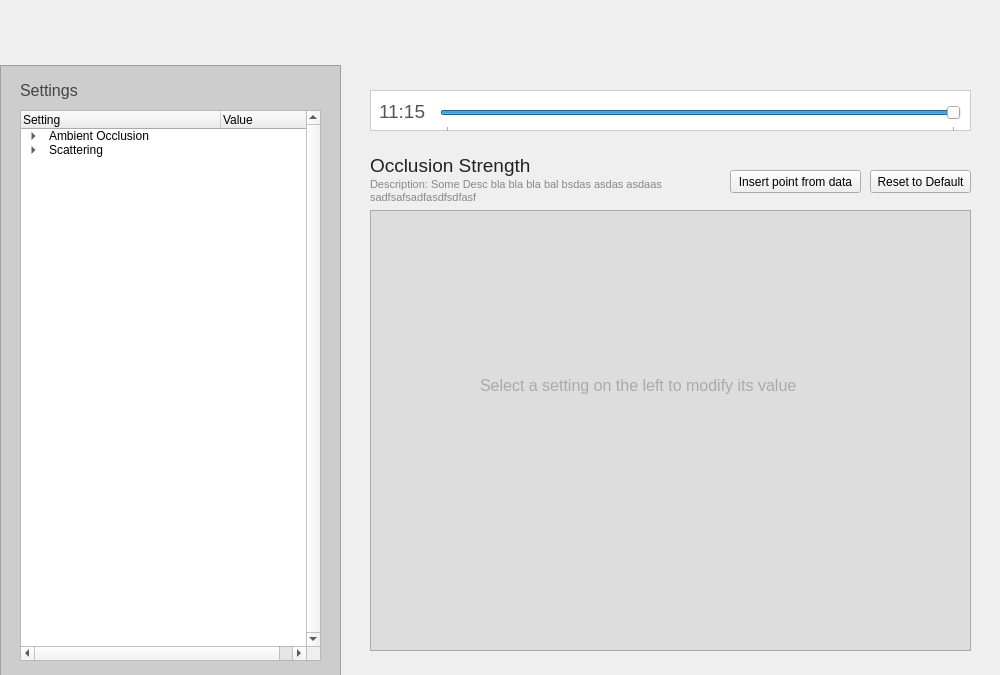
Before: the Qt Designer form toolkit/day_time_editor/ui/main_window.ui in tobspr/RenderPipeline, drawn with Qt 5.
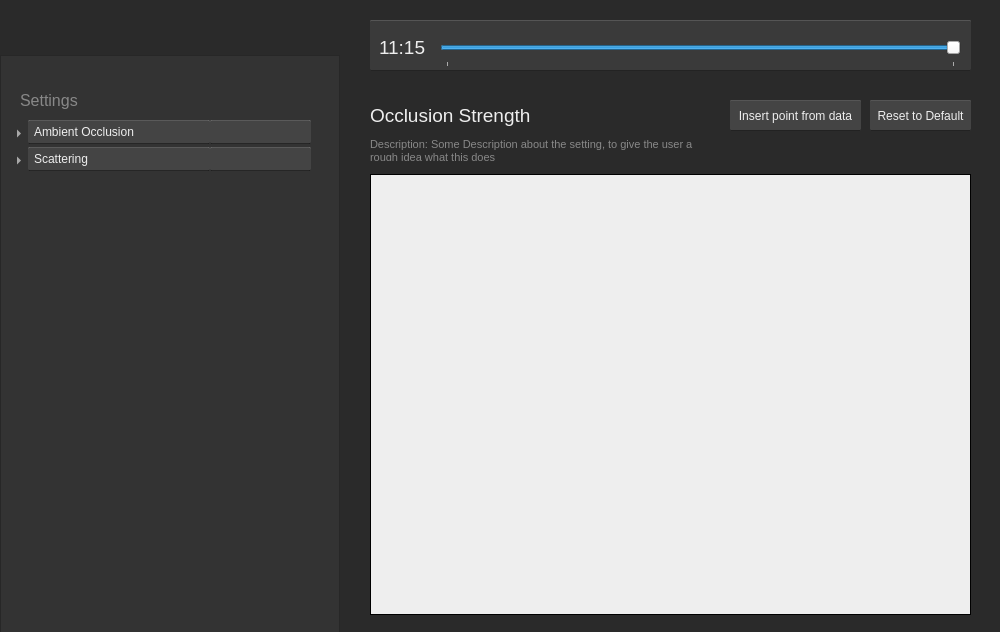
After: the same form once the commit is applied. Icons and pictures are not drawn.

Commit message: New tools ui, several improvements, update readme

```diff
--- a/toolkit/day_time_editor/ui/main_window.ui
+++ b/toolkit/day_time_editor/ui/main_window.ui
@@ -7,21 +7,436 @@
     <x>0</x>
     <y>0</y>
     <width>1000</width>
-    <height>675</height>
+    <height>632</height>
    </rect>
   </property>
   <property name="minimumSize">
    <size>
     <width>1000</width>
-    <height>675</height>
+    <height>632</height>
    </size>
   </property>
   <property name="maximumSize">
    <size>
     <width>1000</width>
-    <height>675</height>
+    <height>632</height>
    </size>
   </property>
+  <property name="palette">
+   <palette>
+    <active>
+     <colorrole role="WindowText">
+      <brush brushstyle="SolidPattern">
+       <color alpha="255">
+        <red>255</red>
+        <green>255</green>
+        <blue>255</blue>
+       </color>
+      </brush>
+     </colorrole>
+     <colorrole role="Button">
+      <brush brushstyle="SolidPattern">
+       <color alpha="255">
+        <red>42</red>
+        <green>42</green>
+        <blue>42</blue>
+       </color>
+      </brush>
+     </colorrole>
+     <colorrole role="Light">
+      <brush brushstyle="SolidPattern">
+       <color alpha="255">
+        <red>63</red>
+        <green>63</green>
+        <blue>63</blue>
+       </color>
+      </brush>
+     </colorrole>
+     <colorrole role="Midlight">
+      <brush brushstyle="SolidPattern">
+       <color alpha="255">
+        <red>52</red>
+        <green>52</green>
+        <blue>52</blue>
+       </color>
+      </brush>
+     </colorrole>
+     <colorrole role="Dark">
+      <brush brushstyle="SolidPattern">
+       <color alpha="255">
+        <red>21</red>
+        <green>21</green>
+        <blue>21</blue>
+       </color>
+      </brush>
+     </colorrole>
+     <colorrole role="Mid">
+      <brush brushstyle="SolidPattern">
+       <color alpha="255">
+        <red>28</red>
+        <green>28</green>
+        <blue>28</blue>
+       </color>
+      </brush>
+     </colorrole>
+     <colorrole role="Text">
+      <brush brushstyle="SolidPattern">
+       <color alpha="255">
+        <red>255</red>
+        <green>255</green>
+        <blue>255</blue>
+       </color>
+      </brush>
+     </colorrole>
+     <colorrole role="BrightText">
+      <brush brushstyle="SolidPattern">
+       <color alpha="255">
+        <red>255</red>
+        <green>255</green>
+        <blue>255</blue>
+       </color>
+      </brush>
+     </colorrole>
+     <colorrole role="ButtonText">
+      <brush brushstyle="SolidPattern">
+       <color alpha="255">
+        <red>255</red>
+        <green>255</green>
+        <blue>255</blue>
+       </color>
+      </brush>
+     </colorrole>
+     <colorrole role="Base">
+      <brush brushstyle="SolidPattern">
+       <color alpha="255">
+        <red>0</red>
+        <green>0</green>
+        <blue>0</blue>
+       </color>
+      </brush>
+     </colorrole>
+     <colorrole role="Window">
+      <brush brushstyle="SolidPattern">
+       <color alpha="255">
+        <red>42</red>
+        <green>42</green>
+        <blue>42</blue>
+       </color>
+      </brush>
+     </colorrole>
+     <colorrole role="Shadow">
+      <brush brushstyle="SolidPattern">
+       <color alpha="255">
+        <red>0</red>
+        <green>0</green>
+        <blue>0</blue>
+       </color>
+      </brush>
+     </colorrole>
+     <colorrole role="AlternateBase">
+      <brush brushstyle="SolidPattern">
+       <color alpha="255">
+        <red>21</red>
+        <green>21</green>
+        <blue>21</blue>
+       </color>
+      </brush>
+     </colorrole>
+     <colorrole role="ToolTipBase">
+      <brush brushstyle="SolidPattern">
+       <color alpha="255">
+        <red>255</red>
+        <green>255</green>
+        <blue>220</blue>
+       </color>
+      </brush>
+     </colorrole>
+     <colorrole role="ToolTipText">
+      <brush brushstyle="SolidPattern">
+       <color alpha="255">
+        <red>0</red>
+        <green>0</green>
+        <blue>0</blue>
+       </color>
+      </brush>
+     </colorrole>
+    </active>
+    <inactive>
+     <colorrole role="WindowText">
+      <brush brushstyle="SolidPattern">
+       <color alpha="255">
+        <red>255</red>
+        <green>255</green>
+        <blue>255</blue>
+       </color>
+      </brush>
+     </colorrole>
+     <colorrole role="Button">
+      <brush brushstyle="SolidPattern">
+       <color alpha="255">
+        <red>42</red>
+        <green>42</green>
+        <blue>42</blue>
+       </color>
+      </brush>
+     </colorrole>
+     <colorrole role="Light">
+      <brush brushstyle="SolidPattern">
+       <color alpha="255">
+        <red>63</red>
+        <green>63</green>
+        <blue>63</blue>
+       </color>
+      </brush>
+     </colorrole>
+     <colorrole role="Midlight">
+      <brush brushstyle="SolidPattern">
+       <color alpha="255">
+        <red>52</red>
+        <green>52</green>
+        <blue>52</blue>
+       </color>
+      </brush>
+     </colorrole>
+     <colorrole role="Dark">
+      <brush brushstyle="SolidPattern">
+       <color alpha="255">
+        <red>21</red>
+        <green>21</green>
+        <blue>21</blue>
+       </color>
+      </brush>
+     </colorrole>
+     <colorrole role="Mid">
+      <brush brushstyle="SolidPattern">
+       <color alpha="255">
+        <red>28</red>
+        <green>28</green>
+        <blue>28</blue>
+       </color>
+      </brush>
+     </colorrole>
+     <colorrole role="Text">
+      <brush brushstyle="SolidPattern">
+       <color alpha="255">
+        <red>255</red>
+        <green>255</green>
+        <blue>255</blue>
+       </color>
+      </brush>
+     </colorrole>
+     <colorrole role="BrightText">
+      <brush brushstyle="SolidPattern">
+       <color alpha="255">
+        <red>255</red>
+        <green>255</green>
+        <blue>255</blue>
+       </color>
+      </brush>
+     </colorrole>
+     <colorrole role="ButtonText">
+      <brush brushstyle="SolidPattern">
+       <color alpha="255">
+        <red>255</red>
+        <green>255</green>
+        <blue>255</blue>
+       </color>
+      </brush>
+     </colorrole>
+     <colorrole role="Base">
+      <brush brushstyle="SolidPattern">
+       <color alpha="255">
+        <red>0</red>
+        <green>0</green>
+        <blue>0</blue>
+       </color>
+      </brush>
+     </colorrole>
+     <colorrole role="Window">
+      <brush brushstyle="SolidPattern">
+       <color alpha="255">
+        <red>42</red>
+        <green>42</green>
+        <blue>42</blue>
+       </color>
+      </brush>
+     </colorrole>
+     <colorrole role="Shadow">
+      <brush brushstyle="SolidPattern">
+       <color alpha="255">
+        <red>0</red>
+        <green>0</green>
+        <blue>0</blue>
+       </color>
+      </brush>
+     </colorrole>
+     <colorrole role="AlternateBase">
+      <brush brushstyle="SolidPattern">
+       <color alpha="255">
+        <red>21</red>
+        <green>21</green>
+        <blue>21</blue>
+       </color>
+      </brush>
+     </colorrole>
+     <colorrole role="ToolTipBase">
+      <brush brushstyle="SolidPattern">
+       <color alpha="255">
+        <red>255</red>
+        <green>255</green>
+        <blue>220</blue>
+       </color>
+      </brush>
+     </colorrole>
+     <colorrole role="ToolTipText">
+      <brush brushstyle="SolidPattern">
+       <color alpha="255">
+        <red>0</red>
+        <green>0</green>
+        <blue>0</blue>
+       </color>
+      </brush>
+     </colorrole>
+    </inactive>
+    <disabled>
+     <colorrole role="WindowText">
+      <brush brushstyle="SolidPattern">
+       <color alpha="255">
+        <red>21</red>
+        <green>21</green>
+        <blue>21</blue>
+       </color>
+      </brush>
+     </colorrole>
+     <colorrole role="Button">
+      <brush brushstyle="SolidPattern">
+       <color alpha="255">
+        <red>42</red>
+        <green>42</green>
+        <blue>42</blue>
+       </color>
+      </brush>
+     </colorrole>
+     <colorrole role="Light">
+      <brush brushstyle="SolidPattern">
+       <color alpha="255">
+        <red>63</red>
+        <green>63</green>
+        <blue>63</blue>
+       </color>
+      </brush>
+     </colorrole>
+     <colorrole role="Midlight">
+      <brush brushstyle="SolidPattern">
+       <color alpha="255">
+        <red>52</red>
+        <green>52</green>
+        <blue>52</blue>
+       </color>
+      </brush>
+     </colorrole>
+     <colorrole role="Dark">
+      <brush brushstyle="SolidPattern">
+       <color alpha="255">
+        <red>21</red>
+        <green>21</green>
+        <blue>21</blue>
+       </color>
+      </brush>
+     </colorrole>
+     <colorrole role="Mid">
+      <brush brushstyle="SolidPattern">
+       <color alpha="255">
+        <red>28</red>
+        <green>28</green>
+        <blue>28</blue>
+       </color>
+      </brush>
+     </colorrole>
+     <colorrole role="Text">
+      <brush brushstyle="SolidPattern">
+       <color alpha="255">
+        <red>21</red>
+        <green>21</green>
+        <blue>21</blue>
+       </color>
+      </brush>
+     </colorrole>
+     <colorrole role="BrightText">
+      <brush brushstyle="SolidPattern">
+       <color alpha="255">
+        <red>255</red>
+        <green>255</green>
+        <blue>255</blue>
+       </color>
+      </brush>
+     </colorrole>
+     <colorrole role="ButtonText">
+      <brush brushstyle="SolidPattern">
+       <color alpha="255">
+        <red>21</red>
+        <green>21</green>
+        <blue>21</blue>
+       </color>
+      </brush>
+     </colorrole>
+     <colorrole role="Base">
+      <brush brushstyle="SolidPattern">
+       <color alpha="255">
+        <red>42</red>
+        <green>42</green>
+        <blue>42</blue>
+       </color>
+      </brush>
+     </colorrole>
+     <colorrole role="Window">
+      <brush brushstyle="SolidPattern">
+       <color alpha="255">
+        <red>42</red>
+        <green>42</green>
+        <blue>42</blue>
+       </color>
+      </brush>
+     </colorrole>
+     <colorrole role="Shadow">
+      <brush brushstyle="SolidPattern">
+       <color alpha="255">
+        <red>0</red>
+        <green>0</green>
+        <blue>0</blue>
+       </color>
+      </brush>
+     </colorrole>
+     <colorrole role="AlternateBase">
+      <brush brushstyle="SolidPattern">
+       <color alpha="255">
+        <red>42</red>
+        <green>42</green>
+        <blue>42</blue>
+       </color>
+      </brush>
+     </colorrole>
+     <colorrole role="ToolTipBase">
+      <brush brushstyle="SolidPattern">
+       <color alpha="255">
+        <red>255</red>
+        <green>255</green>
+        <blue>220</blue>
+       </color>
+      </brush>
+     </colorrole>
+     <colorrole role="ToolTipText">
+      <brush brushstyle="SolidPattern">
+       <color alpha="255">
+        <red>0</red>
+        <green>0</green>
+        <blue>0</blue>
+       </color>
+      </brush>
+     </colorrole>
+    </disabled>
+   </palette>
+  </property>
   <property name="windowTitle">
    <string>Day Time Editor</string>
   </property>
@@ -29,14 +444,17 @@
    <iconset resource="resources.qrc">
     <normaloff>:/res/res/icon.png</normaloff>:/res/res/icon.png</iconset>
   </property>
+  <property name="autoFillBackground">
+   <bool>true</bool>
+  </property>
   <widget class="QWidget" name="centralwidget">
    <widget class="QLabel" name="label">
     <property name="geometry">
      <rect>
       <x>0</x>
-      <y>0</y>
+      <y>-4</y>
       <width>1000</width>
-      <height>65</height>
+      <height>80</height>
      </rect>
     </property>
     <property name="minimumSize">
@@ -61,14 +479,51 @@
    <widget class="QTreeWidget" name="settings_tree">
     <property name="geometry">
      <rect>
-      <x>20</x>
-      <y>110</y>
+      <x>10</x>
+      <y>120</y>
       <width>301</width>
-      <height>551</height>
+      <height>491</height>
      </rect>
     </property>
+    <property name="styleSheet">
+     <string notr="true">QTreeView {
+    background: #333;
+	border: 0;
+	color: #eee;
+}
+
+QTreeView::item {
+	background: #444;
+	padding: 4px 3px;
+	outline: 0 !important;
+	margin-bottom: 3px;
+	border-top: 1px solid rgba(255, 255, 255, 40);
+	border-bottom: 1px solid  rgba(0, 0, 0, 90);
+	border-radius: 1px;
+	outline: none;
+
+}
+
+QTreeView::item:hover {
+background: #494949;
+}
+
+QTreeView::item:selected {
+background: #2c6893;
+border-top: 1px solid #3680b4;
+border-bottom: 1px solid #25577a;
+outline: none !important;
+color: #eee;
+}
+
+* {
+outline: 0;
+}
+
+</string>
+    </property>
     <property name="verticalScrollBarPolicy">
-     <enum>Qt::ScrollBarAlwaysOn</enum>
+     <enum>Qt::ScrollBarAsNeeded</enum>
     </property>
     <property name="editTriggers">
      <set>QAbstractItemView::NoEditTriggers</set>
@@ -76,11 +531,14 @@
     <property name="showDropIndicator" stdset="0">
      <bool>false</bool>
     </property>
+    <property name="alternatingRowColors">
+     <bool>false</bool>
+    </property>
     <property name="selectionBehavior">
      <enum>QAbstractItemView::SelectRows</enum>
     </property>
     <property name="indentation">
-     <number>25</number>
+     <number>18</number>
     </property>
     <property name="rootIsDecorated">
      <bool>true</bool>
@@ -100,6 +558,12 @@
     <property name="wordWrap">
      <bool>true</bool>
     </property>
+    <property name="headerHidden">
+     <bool>true</bool>
+    </property>
+    <attribute name="headerVisible">
+     <bool>false</bool>
+    </attribute>
     <attribute name="headerCascadingSectionResizes">
      <bool>false</bool>
     </attribute>
@@ -169,9 +633,9 @@
     <property name="geometry">
      <rect>
       <x>370</x>
-      <y>150</y>
+      <y>80</y>
       <width>621</width>
-      <height>521</height>
+      <height>551</height>
      </rect>
     </property>
     <property name="frameShape">
@@ -184,7 +648,7 @@
      <property name="geometry">
       <rect>
        <x>0</x>
-       <y>0</y>
+       <y>20</y>
        <width>221</width>
        <height>31</height>
       </rect>
@@ -196,7 +660,7 @@
       </font>
      </property>
      <property name="styleSheet">
-      <string notr="true">color: #222;</string>
+      <string notr="true">color: #eee;</string>
      </property>
      <property name="text">
       <string>Occlusion Strength</string>
@@ -208,9 +672,15 @@
        <x>500</x>
        <y>20</y>
        <width>101</width>
-       <height>23</height>
+       <height>31</height>
       </rect>
      </property>
+     <property name="styleSheet">
+      <string notr="true">background: #444; border: 0; color: #eee;
+border-radius: 1px;
+border-top: 1px solid #555;
+border-bottom: 1px solid #222;</string>
+     </property>
      <property name="text">
       <string>Reset to Default</string>
      </property>
@@ -219,14 +689,14 @@
      <property name="geometry">
       <rect>
        <x>0</x>
-       <y>60</y>
+       <y>94</y>
        <width>601</width>
        <height>441</height>
       </rect>
      </property>
      <property name="styleSheet">
       <string notr="true">QFrame {
-background: #ddd;border: 1px solid #aaa;
+background: #eee;border: 1px solid #000;
 }</string>
      </property>
      <property name="frameShape">
@@ -255,7 +725,7 @@
      <property name="geometry">
       <rect>
        <x>0</x>
-       <y>30</y>
+       <y>60</y>
        <width>351</width>
        <height>21</height>
       </rect>
@@ -269,8 +739,7 @@
       <string notr="true">color: #888;</string>
      </property>
      <property name="text">
-      <string>Description: Some Desc bla bla bla bal bsdas asdas asdaas 
-sadfsafsadfasdfsdfasf</string>
+      <string>Description: Some Description about the setting, to give the user a rough idea what this does </string>
      </property>
      <property name="wordWrap">
       <bool>true</bool>
@@ -282,9 +751,15 @@
        <x>360</x>
        <y>20</y>
        <width>131</width>
-       <height>23</height>
+       <height>31</height>
       </rect>
      </property>
+     <property name="styleSheet">
+      <string notr="true">background: #444; border: 0; color: #eee;
+border-radius: 1px;
+border-top: 1px solid #555;
+border-bottom: 1px solid #222;</string>
+     </property>
      <property name="text">
       <string>Insert point from data</string>
      </property>
@@ -294,13 +769,13 @@
     <property name="geometry">
      <rect>
       <x>0</x>
-      <y>65</y>
-      <width>341</width>
-      <height>611</height>
+      <y>55</y>
+      <width>340</width>
+      <height>581</height>
      </rect>
     </property>
     <property name="styleSheet">
-     <string notr="true">background: #cdcdcd; border-right: 1px solid #aaa;</string>
+     <string notr="true">background: #333;</string>
     </property>
     <property name="frameShape">
      <enum>QFrame::StyledPanel</enum>
@@ -312,7 +787,7 @@
      <property name="geometry">
       <rect>
        <x>20</x>
-       <y>10</y>
+       <y>30</y>
        <width>121</width>
        <height>31</height>
       </rect>
@@ -324,7 +799,7 @@
       </font>
      </property>
      <property name="styleSheet">
-      <string notr="true">color: #444; border: 0;</string>
+      <string notr="true">color: #888; border: 0;</string>
      </property>
      <property name="text">
       <string>Settings</string>
@@ -335,13 +810,18 @@
     <property name="geometry">
      <rect>
       <x>370</x>
-      <y>90</y>
+      <y>20</y>
       <width>601</width>
-      <height>41</height>
+      <height>51</height>
      </rect>
     </property>
     <property name="styleSheet">
-     <string notr="true">QFrame {background: #fff;border: 1px solid #ccc;}
+     <string notr="true">QFrame {
+	background: #3a3a3a;
+	border-radius: 1px;
+	border-top: 1px solid #555;
+	border-bottom: 1px solid #232323;
+}
 QLabel {border: 0;}</string>
     </property>
     <property name="frameShape">
@@ -354,7 +834,7 @@
      <property name="geometry">
       <rect>
        <x>70</x>
-       <y>11</y>
+       <y>16</y>
        <width>521</width>
        <height>31</height>
       </rect>
@@ -388,7 +868,7 @@
      <property name="geometry">
       <rect>
        <x>9</x>
-       <y>6</y>
+       <y>12</y>
        <width>51</width>
        <height>31</height>
       </rect>
@@ -401,7 +881,7 @@
       </font>
      </property>
      <property name="styleSheet">
-      <string notr="true">color: #555;</string>
+      <string notr="true">color: #eee;</string>
      </property>
      <property name="text">
       <string>11:15</string>
@@ -423,7 +903,7 @@
      </font>
     </property>
     <property name="styleSheet">
-     <string notr="true">color: #aaa;</string>
+     <string notr="true">color: #eee;</string>
     </property>
     <property name="text">
      <string>Select a setting on the left to modify its value</string>
```
Left out of the diff: 3 changed lines with no effect on the pictures. The commit also changes 23 other files.
